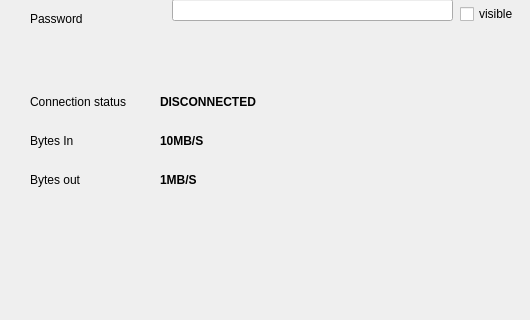
Before: the Qt Designer form Client/mainwindow.ui in xyanrch/overplus, drawn with Qt 5; both pictures show x 0 to 530 and y 166 to 486 of the 648 by 800 pixel window.
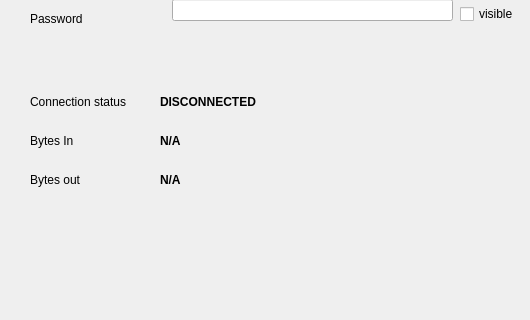
After: the same form once the commit is applied.

Patch:
```diff
--- a/Client/mainwindow.ui
+++ b/Client/mainwindow.ui
@@ -161,7 +161,7 @@
         </font>
        </property>
        <property name="text">
-        <string>10MB/S</string>
+        <string>N/A</string>
        </property>
       </widget>
      </item>
@@ -173,7 +173,7 @@
         </font>
        </property>
        <property name="text">
-        <string>1MB/S</string>
+        <string>N/A</string>
        </property>
       </widget>
      </item>
```
